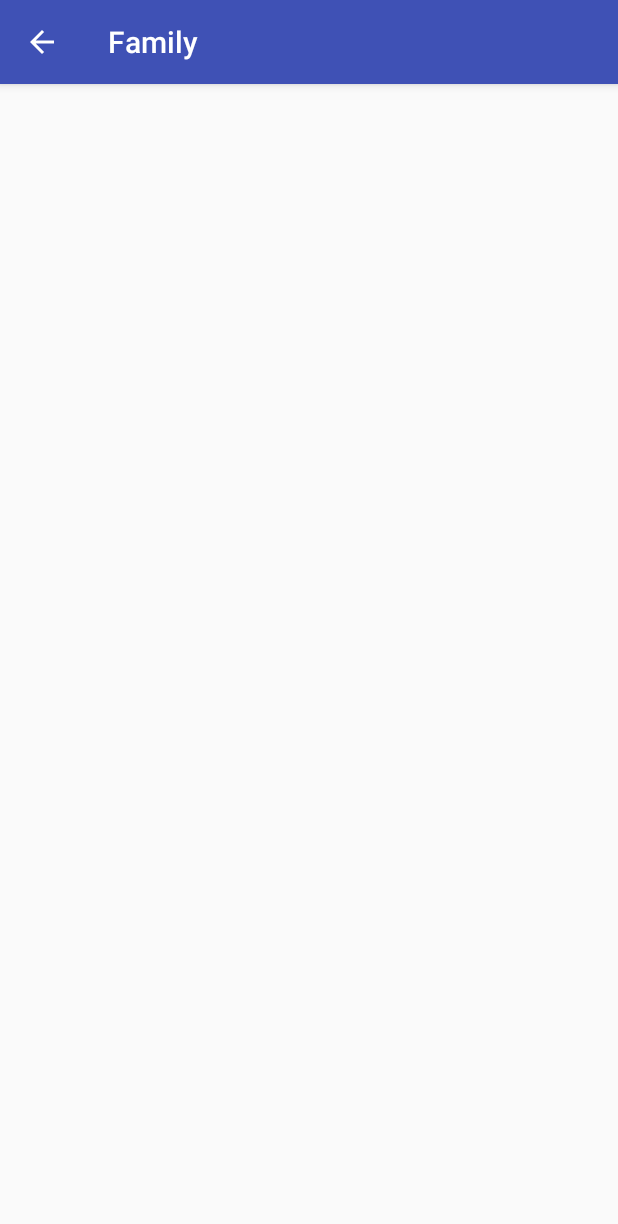
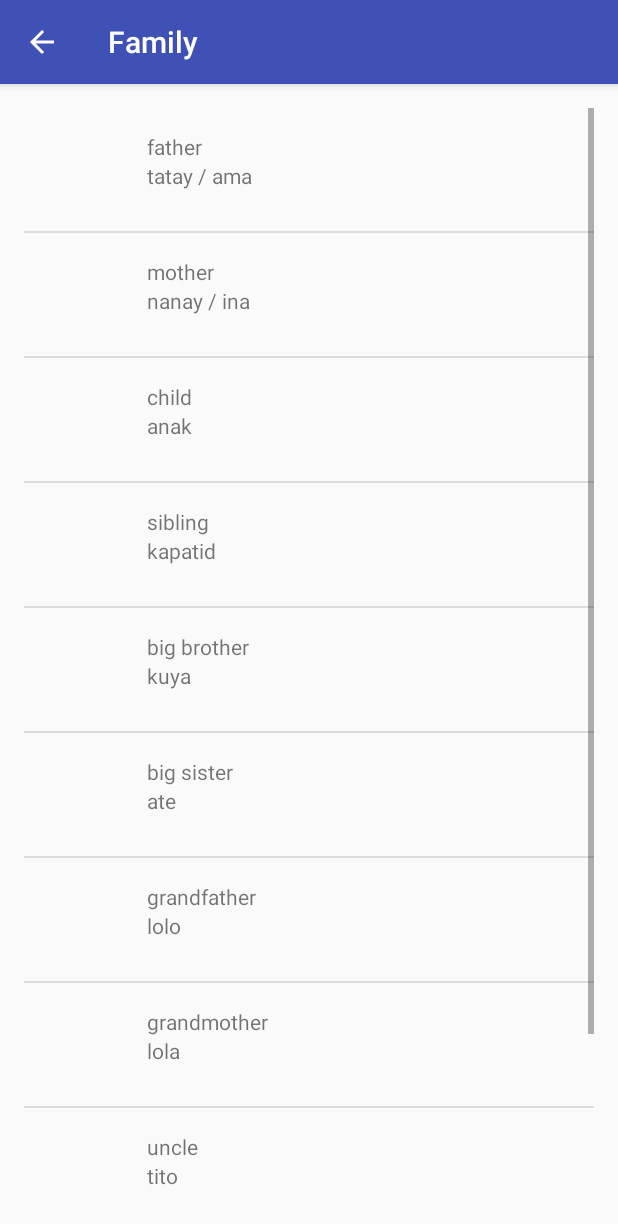
Before and after one commit to Chrissetiana/learn-filipino, an Android app: the screen it shows after launch (FamilyActivity before the commit, PeopleActivity after it), after a tap on "Family", on a phone screen of 412 x 824 dp. Shown: the top 1224 px of the screen. Run offline under Robolectric (Android 15) with nearby library versions, the phone set to English and light mode, and no system bars; 1 statement that could not run was skipped.

Commit message:
Added words to categories

```diff
--- a/app/src/main/AndroidManifest.xml
+++ b/app/src/main/AndroidManifest.xml
@@ -47,8 +47,8 @@
                 android:value=".MainActivity" />
         </activity>
         <activity
-            android:name=".FamilyActivity"
-            android:label="@string/category_family"
+            android:name=".PeopleActivity"
+            android:label="@string/category_people"
             android:parentActivityName=".MainActivity">
 
             <!-- Parent activity meta-data to support 4.0 and lower -->
--- a/app/src/main/java/com/example/android/filipino/FamilyActivity.java
+++ /dev/null
@@ -1,13 +0,0 @@
-package com.example.android.filipino;
-
-import android.os.Bundle;
-import android.support.v7.app.AppCompatActivity;
-
-public class FamilyActivity extends AppCompatActivity {
-
-    @Override
-    protected void onCreate(Bundle savedInstanceState) {
-        super.onCreate(savedInstanceState);
-        setContentView(R.layout.activity_list);
-    }
-}
--- a/app/src/main/java/com/example/android/filipino/MainActivity.java
+++ b/app/src/main/java/com/example/android/filipino/MainActivity.java
@@ -42,11 +42,11 @@ public class MainActivity extends AppCompatActivity {
         });
 
 
-        TextView family = findViewById(R.id.family);
-        family.setOnClickListener(new View.OnClickListener() {
+        TextView people = findViewById(R.id.people);
+        people.setOnClickListener(new View.OnClickListener() {
             @Override
             public void onClick(View view) {
-                Intent familyIntent = new Intent(MainActivity.this, FamilyActivity.class);
+                Intent familyIntent = new Intent(MainActivity.this, PeopleActivity.class);
                 startActivity(familyIntent);
             }
         });
--- /dev/null
+++ b/app/src/main/java/com/example/android/filipino/PeopleActivity.java
@@ -0,0 +1,34 @@
+package com.example.android.filipino;
+
+import android.os.Bundle;
+import android.support.v7.app.AppCompatActivity;
+import android.widget.ListView;
+
+import java.util.ArrayList;
+
+public class PeopleActivity extends AppCompatActivity {
+
+    @Override
+    protected void onCreate(Bundle savedInstanceState) {
+        super.onCreate(savedInstanceState);
+        setContentView(R.layout.activity_list);
+
+        ArrayList<Words> person = new ArrayList<>();
+
+        person.add(new Words("father", "tatay / ama", 1));
+        person.add(new Words("mother", "nanay / ina", 2));
+        person.add(new Words("child", "anak", 3));
+        person.add(new Words("sibling", "kapatid", 4));
+        person.add(new Words("big brother", "kuya", 5));
+        person.add(new Words("big sister", "ate", 6));
+        person.add(new Words("grandfather", "lolo", 7));
+        person.add(new Words("grandmother", "lola", 8));
+        person.add(new Words("uncle", "tito", 9));
+        person.add(new Words("aunt", "tita", 10));
+        person.add(new Words("cousin", "pinsan", 11));
+
+        WordAdapter adapter = new WordAdapter(this, person);
+        ListView listView = findViewById(R.id.list_words);
+        listView.setAdapter(adapter);
+    }
+}
--- a/app/src/main/java/com/example/android/filipino/Words.java
+++ b/app/src/main/java/com/example/android/filipino/Words.java
@@ -21,6 +21,6 @@ public class Words {
     }
 
     public int getImageResourceId() {
-        return  imageResourceId;
+        return imageResourceId;
     }
 }
--- a/app/src/main/res/layout/activity_layout.xml
+++ b/app/src/main/res/layout/activity_layout.xml
@@ -9,17 +9,17 @@
 
     <ImageView
         android:id="@+id/text_icon"
-        android:contentDescription="@string/content_desc"
         android:layout_width="50dp"
-        android:layout_height="50dp" />
+        android:layout_height="50dp"
+        android:contentDescription="@string/content_desc" />
 
     <LinearLayout
         android:layout_width="0dp"
         android:layout_height="wrap_content"
         android:layout_weight="1"
-        android:paddingStart="16dp"
+        android:orientation="vertical"
         android:paddingLeft="16dp"
-        android:orientation="vertical">
+        android:paddingStart="16dp">
 
         <TextView
             android:id="@+id/text_english"
--- a/app/src/main/res/layout/activity_list.xml
+++ b/app/src/main/res/layout/activity_list.xml
@@ -2,8 +2,8 @@
 <ListView xmlns:android="http://schemas.android.com/apk/res/android"
     android:id="@+id/list_words"
     android:layout_width="match_parent"
+    android:layout_height="match_parent"
     android:orientation="vertical"
-    android:layout_height="match_parent"
     android:padding="16dp">
 
 </ListView>
--- a/app/src/main/res/layout/activity_main.xml
+++ b/app/src/main/res/layout/activity_main.xml
@@ -43,11 +43,11 @@
         android:background="@android:color/darker_gray" />
 
     <TextView
-        android:id="@+id/family"
+        android:id="@+id/people"
         style="@style/category_style"
         android:layout_width="match_parent"
         android:layout_height="wrap_content"
-        android:text="@string/category_family" />
+        android:text="@string/category_people" />
 
     <View
         android:layout_width="match_parent"
--- a/app/src/main/res/values/strings.xml
+++ b/app/src/main/res/values/strings.xml
@@ -11,7 +11,7 @@
     <string name="category_days">Days</string>
 
     <!-- Category name for the vocabulary words for family [CHAR LIMIT=20] -->
-    <string name="category_family">Family</string>
+    <string name="category_people">Family</string>
 
     <!-- Category name for the vocabulary words for months [CHAR LIMIT=20] -->
     <string name="category_months">Months</string>
```
Also changed, not shown: app/src/main/java/com/example/android/filipino/AnimalsActivity.java (+14 -0 lines), app/src/main/java/com/example/android/filipino/ColorsActivity.java (+20 -0 lines), app/src/main/java/com/example/android/filipino/DaysActivity.java (+16 -0 lines), app/src/main/java/com/example/android/filipino/MonthsActivity.java (+22 -0 lines), app/src/main/java/com/example/android/filipino/NumbersActivity.java (+12 -12 lines), app/src/main/java/com/example/android/filipino/PhrasesActivity.java (+16 -0 lines).
